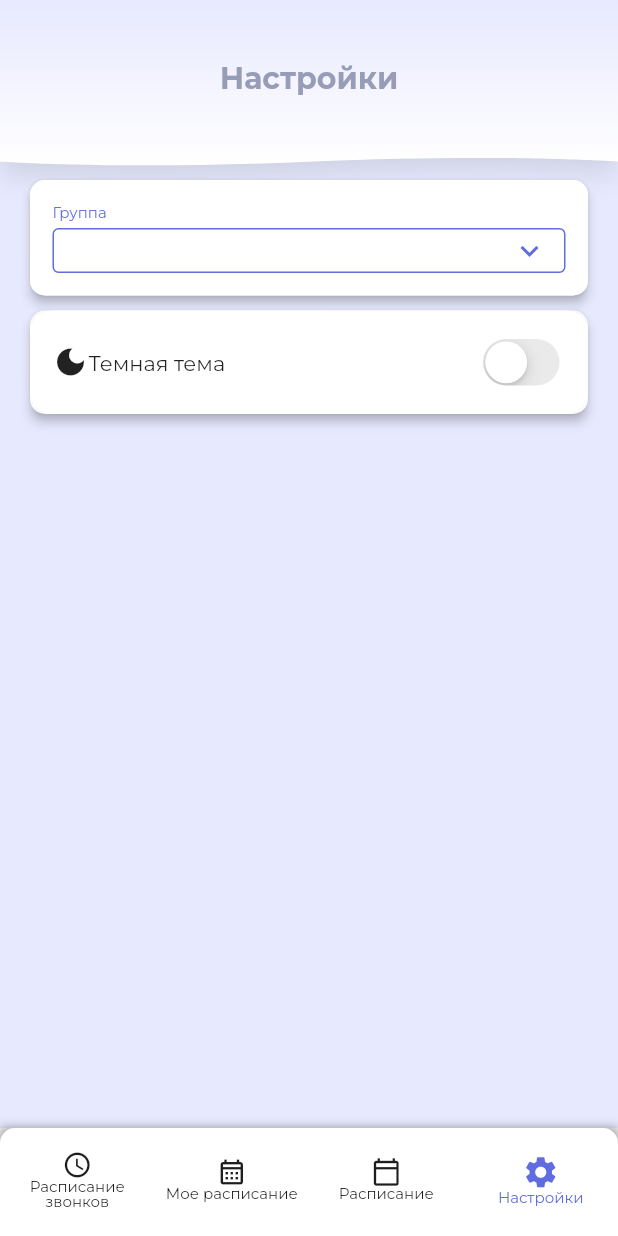
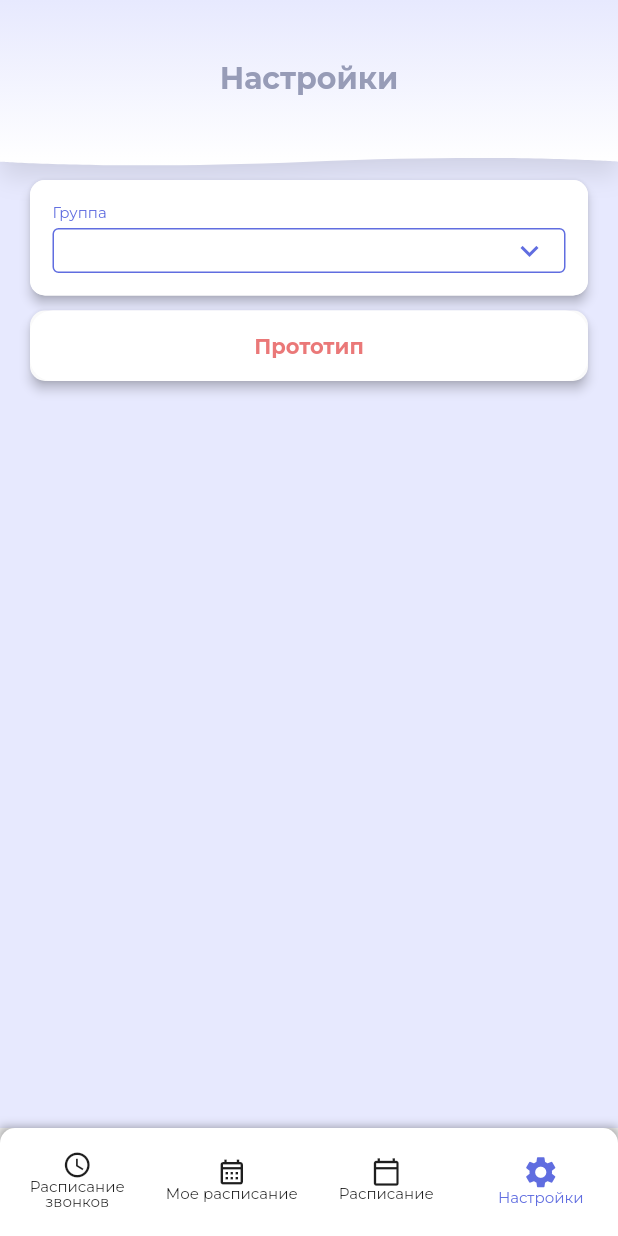
Before and after one commit to 0chuhh/scheddule_mobile, a Flutter app: the screen it shows after launch, item 4 of the bottom bar chosen, on a phone screen of 412 x 824 dp. Run offline on Flutter 3.47's test engine with Material 2 defaults, Android fonts, the light colour scheme and no system bars; our stand-ins replace auto_route, dio, flutter_svg, gap, shared_preferences and 2 more; missing offline and left inert: dart:ffi; network calls fail.

```diff
--- a/lib/models/schedule_model.dart
+++ b/lib/models/schedule_model.dart
@@ -76,7 +76,11 @@ class ScheduleModel {
         weekType: json['type'] == 'н' ? WeekType.lower : WeekType.upper,
         couple: Couple(number: coupleNum, time: getCoupleTimeByNum(coupleNum)),
         name: json['predmet'],
-        format: ScheduleItemFormat.lection,
+        format: json['type_predmet'] == 'лекция'
+            ? ScheduleItemFormat.lection
+            : json['type_predmet'] == 'практика'
+                ? ScheduleItemFormat.practice
+                : ScheduleItemFormat.laboratory,
         lecturer: json['people'],
         cathedra: json['kafedra'],
         classroom: json['kabinet'],
--- a/lib/screens/settings_screen.dart
+++ b/lib/screens/settings_screen.dart
@@ -123,7 +123,6 @@ class _SettingsScreenState extends State<SettingsScreen> {
                     ),
                   ),
                   const Gap(10),
-                  // Theme
                   Material(
                     elevation: 3,
                     borderRadius: const BorderRadius.all(Radius.circular(10.0)),
@@ -138,16 +137,14 @@ class _SettingsScreenState extends State<SettingsScreen> {
                         child: Column(
                           children: [
                             Row(
+                              mainAxisAlignment: MainAxisAlignment.center,
                               children: [
-                                const Icon(Icons.dark_mode),
-                                const Text('Темная тема'),
-                                const Spacer(),
-                                CupertinoSwitch(
-                                    activeColor: Styles.primaryColor,
-                                    value: selectedTheme,
-                                    onChanged: (value) => setState(() {
-                                          selectedTheme = value;
-                                        }))
+                                const Text(
+                                  'Прототип',
+                                  style: TextStyle(
+                                      fontWeight: FontWeight.w700,
+                                      color: Color.fromARGB(211, 230, 92, 92)),
+                                ),
                               ],
                             )
                           ],
@@ -155,6 +152,38 @@ class _SettingsScreenState extends State<SettingsScreen> {
                       ),
                     ),
                   ),
+                  // Theme
+                  // Material(
+                  //   elevation: 3,
+                  //   borderRadius: const BorderRadius.all(Radius.circular(10.0)),
+                  //   child: Container(
+                  //     width: MediaQuery.of(context).size.width,
+                  //     decoration: const BoxDecoration(
+                  //         color: Colors.white,
+                  //         borderRadius:
+                  //             BorderRadius.all(Radius.circular(15.0))),
+                  //     child: Padding(
+                  //       padding: const EdgeInsets.all(15),
+                  //       child: Column(
+                  //         children: [
+                  //           Row(
+                  //             children: [
+                  //               const Icon(Icons.dark_mode),
+                  //               const Text('Темная тема'),
+                  //               const Spacer(),
+                  //               CupertinoSwitch(
+                  //                   activeColor: Styles.primaryColor,
+                  //                   value: selectedTheme,
+                  //                   onChanged: (value) => setState(() {
+                  //                         selectedTheme = value;
+                  //                       }))
+                  //             ],
+                  //           )
+                  //         ],
+                  //       ),
+                  //     ),
+                  //   ),
+                  // ),
                 ],
               ),
             )
```
Also changed, not shown: lib/repositories/schedules_repository.dart (+11 -0 lines), lib/screens/my_schedule_screen.dart (+38 -8 lines), lib/widgets/schedule_search_cards.dart (+20 -3 lines).
